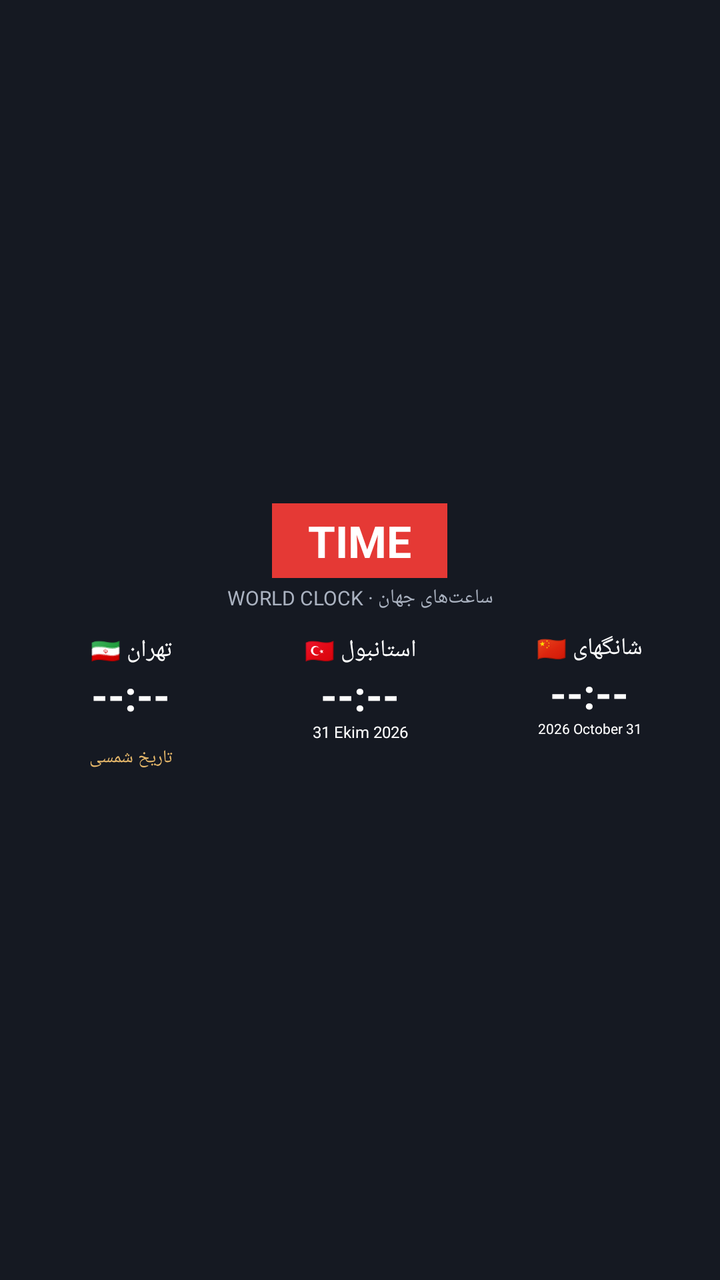
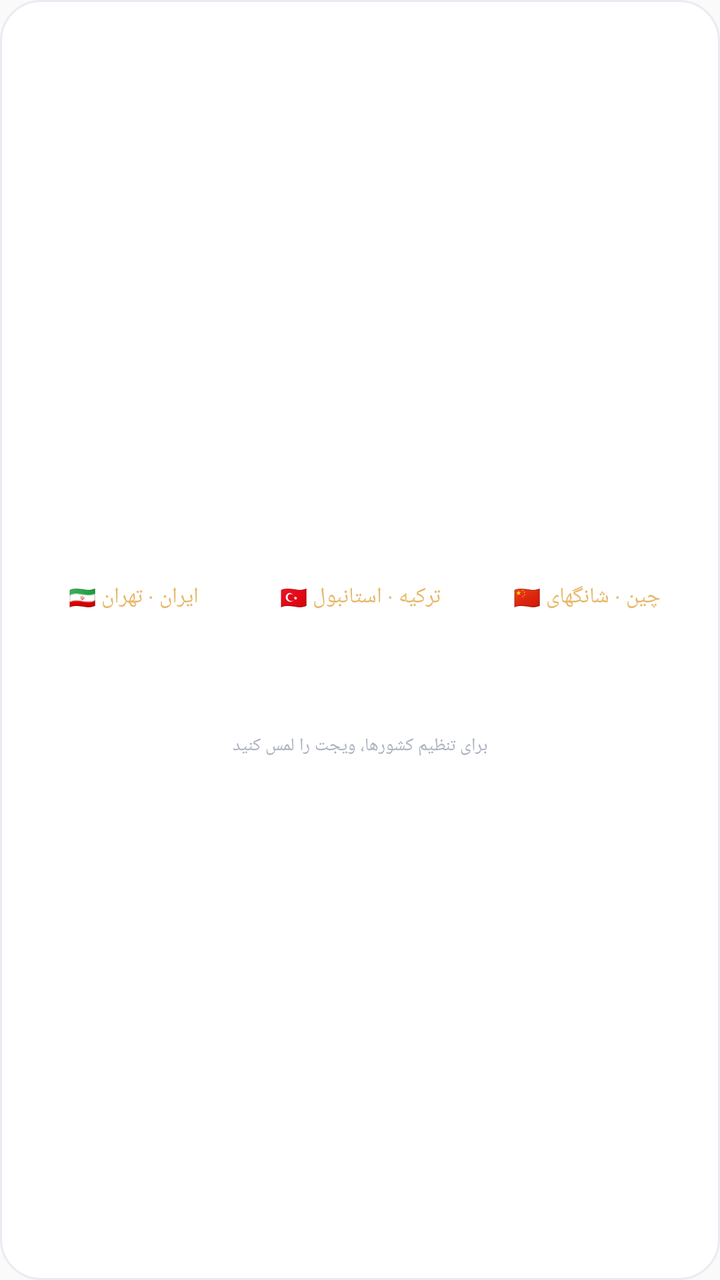

An Android layout rendered at two revisions. The XML below is the earlier revision; the diff shows what the commit changed to produce the second picture.
<!-- AndroidManifest.xml: application theme android:Theme.Material.Light.NoActionBar -->
<!-- res/layout/world_clock_widget.xml -->
<LinearLayout xmlns:android="http://schemas.android.com/apk/res/android"
    android:layout_width="match_parent"
    android:layout_height="match_parent"
    android:orientation="vertical"
    android:gravity="center"
    android:background="#151922"
    android:padding="8dp">

    <TextView
        android:layout_width="wrap_content"
        android:layout_height="wrap_content"
        android:text="TIME"
        android:textColor="#FFFFFF"
        android:textSize="22sp"
        android:textStyle="bold"
        android:background="#E53935"
        android:paddingLeft="18dp"
        android:paddingRight="18dp"
        android:paddingTop="4dp"
        android:paddingBottom="4dp"
        android:gravity="center" />

    <TextView
        android:layout_width="match_parent"
        android:layout_height="wrap_content"
        android:text="WORLD CLOCK · ساعت‌های جهان"
        android:textColor="#AAB2C0"
        android:textSize="10sp"
        android:gravity="center"
        android:layout_marginTop="3dp"
        android:layout_marginBottom="8dp" />

    <LinearLayout
        android:layout_width="match_parent"
        android:layout_height="wrap_content"
        android:orientation="horizontal"
        android:weightSum="3">

        <include layout="@layout/city_tehran" />
        <include layout="@layout/city_istanbul" />
        <include layout="@layout/city_shanghai" />

    </LinearLayout>

</LinearLayout>
<!-- res/layout/city_tehran.xml (included above) -->
<LinearLayout xmlns:android="http://schemas.android.com/apk/res/android"
    android:layout_width="0dp"
    android:layout_height="wrap_content"
    android:layout_weight="1"
    android:orientation="vertical"
    android:gravity="center"
    android:padding="3dp">

    <TextView
        android:id="@+id/name_tehran"
        android:layout_width="match_parent"
        android:layout_height="wrap_content"
        android:text="🇮🇷 تهران"
        android:textColor="#FFFFFF"
        android:textSize="12sp"
        android:gravity="center" />

    <TextView
        android:id="@+id/time_tehran"
        android:layout_width="match_parent"
        android:layout_height="wrap_content"
        android:text="--:--"
        android:textColor="#FFFFFF"
        android:textSize="21sp"
        android:textStyle="bold"
        android:gravity="center"
        android:singleLine="true" />

    <TextView
        android:id="@+id/greg_tehran"
        android:layout_width="match_parent"
        android:layout_height="wrap_content"
        android:text=""
        android:textColor="#AAB2C0"
        android:textSize="8sp"
        android:gravity="center"
        android:singleLine="true" />

    <TextView
        android:id="@+id/jalali_tehran"
        android:layout_width="match_parent"
        android:layout_height="wrap_content"
        android:text="تاریخ شمسی"
        android:textColor="#E7B96B"
        android:textSize="9sp"
        android:gravity="center"
        android:singleLine="true" />
</LinearLayout>
<!-- res/layout/city_istanbul.xml (included above) -->
<LinearLayout xmlns:android="http://schemas.android.com/apk/res/android"
    android:layout_width="0dp"
    android:layout_height="wrap_content"
    android:layout_weight="1"
    android:orientation="vertical"
    android:gravity="center"
    android:padding="3dp">

    <TextView
        android:id="@+id/name_istanbul"
        android:layout_width="match_parent"
        android:layout_height="wrap_content"
        android:text="🇹🇷 استانبول"
        android:textColor="#FFFFFF"
        android:textSize="12sp"
        android:gravity="center" />

    <TextView
        android:id="@+id/time_istanbul"
        android:layout_width="match_parent"
        android:layout_height="wrap_content"
        android:text="--:--"
        android:textColor="#FFFFFF"
        android:textSize="21sp"
        android:textStyle="bold"
        android:gravity="center"
        android:singleLine="true" />

    <TextView
        android:id="@+id/greg_istanbul"
        android:layout_width="match_parent"
        android:layout_height="wrap_content"
        android:text="31 Ekim 2026"
        android:textColor="#FFFFFF"
        android:textSize="8sp"
        android:gravity="center"
        android:singleLine="true"
        android:includeFontPadding="false" />

    <TextView
        android:id="@+id/jalali_istanbul"
        android:layout_width="match_parent"
        android:layout_height="wrap_content"
        android:text=""
        android:textSize="8sp"
        android:gravity="center" />
</LinearLayout>
<!-- res/layout/city_shanghai.xml (included above) -->
<LinearLayout xmlns:android="http://schemas.android.com/apk/res/android"
    android:layout_width="0dp"
    android:layout_height="wrap_content"
    android:layout_weight="1"
    android:orientation="vertical"
    android:gravity="center"
    android:padding="2dp">

    <TextView
        android:id="@+id/name_shanghai"
        android:layout_width="match_parent"
        android:layout_height="wrap_content"
        android:text="🇨🇳 شانگهای"
        android:textColor="#FFFFFF"
        android:textSize="12sp"
        android:gravity="center" />

    <TextView
        android:id="@+id/time_shanghai"
        android:layout_width="match_parent"
        android:layout_height="wrap_content"
        android:text="--:--"
        android:textColor="#FFFFFF"
        android:textSize="21sp"
        android:textStyle="bold"
        android:gravity="center"
        android:singleLine="true" />

    <TextView
        android:id="@+id/greg_shanghai"
        android:layout_width="match_parent"
        android:layout_height="wrap_content"
        android:text="2026 October 31"
        android:textColor="#FFFFFF"
        android:textSize="7sp"
        android:gravity="center"
        android:singleLine="true"
        android:includeFontPadding="false" />

    <TextView
        android:id="@+id/jalali_shanghai"
        android:layout_width="match_parent"
        android:layout_height="wrap_content"
        android:text=""
        android:textSize="8sp"
        android:gravity="center" />
</LinearLayout>
<!-- resources referenced by this layout -->
<resources>

</resources>

<!-- the commit's change to res/layout/world_clock_widget.xml (unified diff, before → after) -->
@@ -1,190 +1,44 @@
+<?xml version="1.0" encoding="utf-8"?>
 <LinearLayout xmlns:android="http://schemas.android.com/apk/res/android"
+    android:id="@+id/widget_root"
     android:layout_width="match_parent"
     android:layout_height="match_parent"
     android:orientation="vertical"
     android:gravity="center"
-    android:background="#151922"
-    android:padding="8dp">
-
+    android:background="@drawable/widget_bg"
+    android:padding="10dp">
     <TextView
         android:layout_width="wrap_content"
         android:layout_height="wrap_content"
-        android:text="TIME"
+        android:text="WORLD CLOCK · ساعت جهانی"
         android:textColor="#FFFFFF"
-        android:textSize="22sp"
+        android:textSize="15sp"
         android:textStyle="bold"
-        android:background="#E53935"
-        android:paddingLeft="18dp"
-        android:paddingRight="18dp"
-        android:paddingTop="4dp"
-        android:paddingBottom="4dp"
-        android:gravity="center" />
-
-    <TextView
-        android:layout_width="match_parent"
-        android:layout_height="wrap_content"
-        android:text="WORLD CLOCK · ساعت‌های جهان"
-        android:textColor="#AAB2C0"
-        android:textSize="10sp"
         android:gravity="center"
-        android:layout_marginTop="3dp"
-        android:layout_marginBottom="8dp" />
-
+        android:paddingBottom="7dp"/>
     <LinearLayout
         android:layout_width="match_parent"
         android:layout_height="wrap_content"
         android:orientation="horizontal"
         android:weightSum="3">
-
-        <include layout="@layout/city_tehran" />
-        <include layout="@layout/city_istanbul" />
-        <include layout="@layout/city_shanghai" />
-
+        <LinearLayout android:layout_width="0dp" android:layout_height="wrap_content" android:layout_weight="1" android:orientation="vertical" android:gravity="center" android:padding="3dp">
+            <TextView android:id="@+id/city_name_1" android:layout_width="match_parent" android:layout_height="wrap_content" android:text="🇮🇷 ایران · تهران" android:textColor="#E7B96B" android:textSize="11sp" android:gravity="center" android:maxLines="1"/>
+            <TextView android:id="@+id/city_time_1" android:layout_width="match_parent" android:layout_height="wrap_content" android:text="--:--" android:textColor="#FFFFFF" android:textSize="22sp" android:textStyle="bold" android:gravity="center"/>
+            <TextView android:id="@+id/city_date_1" android:layout_width="match_parent" android:layout_height="wrap_content" android:text=" " android:textColor="#FFFFFF" android:textSize="9sp" android:gravity="center" android:maxLines="2"/>
+            <TextView android:id="@+id/city_zone_1" android:layout_width="match_parent" android:layout_height="wrap_content" android:text=" " android:textColor="#AAB2C0" android:textSize="8sp" android:gravity="center"/>
+        </LinearLayout>
+        <LinearLayout android:layout_width="0dp" android:layout_height="wrap_content" android:layout_weight="1" android:orientation="vertical" android:gravity="center" android:padding="3dp">
+            <TextView android:id="@+id/city_name_2" android:layout_width="match_parent" android:layout_height="wrap_content" android:text="🇹🇷 ترکیه · استانبول" android:textColor="#E7B96B" android:textSize="11sp" android:gravity="center" android:maxLines="1"/>
+            <TextView android:id="@+id/city_time_2" android:layout_width="match_parent" android:layout_height="wrap_content" android:text="--:--" android:textColor="#FFFFFF" android:textSize="22sp" android:textStyle="bold" android:gravity="center"/>
+            <TextView android:id="@+id/city_date_2" android:layout_width="match_parent" android:layout_height="wrap_content" android:text=" " android:textColor="#FFFFFF" android:textSize="9sp" android:gravity="center" android:maxLines="2"/>
+            <TextView android:id="@+id/city_zone_2" android:layout_width="match_parent" android:layout_height="wrap_content" android:text=" " android:textColor="#AAB2C0" android:textSize="8sp" android:gravity="center"/>
+        </LinearLayout>
+        <LinearLayout android:layout_width="0dp" android:layout_height="wrap_content" android:layout_weight="1" android:orientation="vertical" android:gravity="center" android:padding="3dp">
+            <TextView android:id="@+id/city_name_3" android:layout_width="match_parent" android:layout_height="wrap_content" android:text="🇨🇳 چین · شانگهای" android:textColor="#E7B96B" android:textSize="11sp" android:gravity="center" android:maxLines="1"/>
+            <TextView android:id="@+id/city_time_3" android:layout_width="match_parent" android:layout_height="wrap_content" android:text="--:--" android:textColor="#FFFFFF" android:textSize="22sp" android:textStyle="bold" android:gravity="center"/>
+            <TextView android:id="@+id/city_date_3" android:layout_width="match_parent" android:layout_height="wrap_content" android:text=" " android:textColor="#FFFFFF" android:textSize="9sp" android:gravity="center" android:maxLines="2"/>
+            <TextView android:id="@+id/city_zone_3" android:layout_width="match_parent" android:layout_height="wrap_content" android:text=" " android:textColor="#AAB2C0" android:textSize="8sp" android:gravity="center"/>
+        </LinearLayout>
     </LinearLayout>
-
+    <TextView android:layout_width="wrap_content" android:layout_height="wrap_content" android:text="برای تنظیم کشورها، ویجت را لمس کنید" android:textColor="#AAB2C0" android:textSize="9sp" android:gravity="center" android:paddingTop="5dp"/>
 </LinearLayout>
-<!-- res/layout/city_tehran.xml (included above) -->
-<LinearLayout xmlns:android="http://schemas.android.com/apk/res/android"
-    android:layout_width="0dp"
-    android:layout_height="wrap_content"
-    android:layout_weight="1"
-    android:orientation="vertical"
-    android:gravity="center"
-    android:padding="3dp">
-
-    <TextView
-        android:id="@+id/name_tehran"
-        android:layout_width="match_parent"
-        android:layout_height="wrap_content"
-        android:text="🇮🇷 تهران"
-        android:textColor="#FFFFFF"
-        android:textSize="12sp"
-        android:gravity="center" />
-
-    <TextView
-        android:id="@+id/time_tehran"
-        android:layout_width="match_parent"
-        android:layout_height="wrap_content"
-        android:text="--:--"
-        android:textColor="#FFFFFF"
-        android:textSize="21sp"
-        android:textStyle="bold"
-        android:gravity="center"
-        android:singleLine="true" />
-
-    <TextView
-        android:id="@+id/greg_tehran"
-        android:layout_width="match_parent"
-        android:layout_height="wrap_content"
-        android:text=""
-        android:textColor="#AAB2C0"
-        android:textSize="8sp"
-        android:gravity="center"
-        android:singleLine="true" />
-
-    <TextView
-        android:id="@+id/jalali_tehran"
-        android:layout_width="match_parent"
-        android:layout_height="wrap_content"
-        android:text="تاریخ شمسی"
-        android:textColor="#E7B96B"
-        android:textSize="9sp"
-        android:gravity="center"
-        android:singleLine="true" />
-</LinearLayout>
-<!-- res/layout/city_istanbul.xml (included above) -->
-<LinearLayout xmlns:android="http://schemas.android.com/apk/res/android"
-    android:layout_width="0dp"
-    android:layout_height="wrap_content"
-    android:layout_weight="1"
-    android:orientation="vertical"
-    android:gravity="center"
-    android:padding="3dp">
-
-    <TextView
-        android:id="@+id/name_istanbul"
-        android:layout_width="match_parent"
-        android:layout_height="wrap_content"
-        android:text="🇹🇷 استانبول"
-        android:textColor="#FFFFFF"
-        android:textSize="12sp"
-        android:gravity="center" />
-
-    <TextView
-        android:id="@+id/time_istanbul"
-        android:layout_width="match_parent"
-        android:layout_height="wrap_content"
-        android:text="--:--"
-        android:textColor="#FFFFFF"
-        android:textSize="21sp"
-        android:textStyle="bold"
-        android:gravity="center"
-        android:singleLine="true" />
-
-    <TextView
-        android:id="@+id/greg_istanbul"
-        android:layout_width="match_parent"
-        android:layout_height="wrap_content"
-        android:text="31 Ekim 2026"
-        android:textColor="#FFFFFF"
-        android:textSize="8sp"
-        android:gravity="center"
-        android:singleLine="true"
-        android:includeFontPadding="false" />
-
-    <TextView
-        android:id="@+id/jalali_istanbul"
-        android:layout_width="match_parent"
-        android:layout_height="wrap_content"
-        android:text=""
-        android:textSize="8sp"
-        android:gravity="center" />
-</LinearLayout>
-<!-- res/layout/city_shanghai.xml (included above) -->
-<LinearLayout xmlns:android="http://schemas.android.com/apk/res/android"
-    android:layout_width="0dp"
-    android:layout_height="wrap_content"
-    android:layout_weight="1"
-    android:orientation="vertical"
-    android:gravity="center"
-    android:padding="2dp">
-
-    <TextView
-        android:id="@+id/name_shanghai"
-        android:layout_width="match_parent"
-        android:layout_height="wrap_content"
-        android:text="🇨🇳 شانگهای"
-        android:textColor="#FFFFFF"
-        android:textSize="12sp"
-        android:gravity="center" />
-
-    <TextView
-        android:id="@+id/time_shanghai"
-        android:layout_width="match_parent"
-        android:layout_height="wrap_content"
-        android:text="--:--"
-        android:textColor="#FFFFFF"
-        android:textSize="21sp"
-        android:textStyle="bold"
-        android:gravity="center"
-        android:singleLine="true" />
-
-    <TextView
-        android:id="@+id/greg_shanghai"
-        android:layout_width="match_parent"
-        android:layout_height="wrap_content"
-        android:text="2026 October 31"
-        android:textColor="#FFFFFF"
-        android:textSize="7sp"
-        android:gravity="center"
-        android:singleLine="true"
-        android:includeFontPadding="false" />
-
-    <TextView
-        android:id="@+id/jalali_shanghai"
-        android:layout_width="match_parent"
-        android:layout_height="wrap_content"
-        android:text=""
-        android:textSize="8sp"
-        android:gravity="center" />
-</LinearLayout>
<!-- resource entries referenced after the edit -->
@@ -1,5 +1,10 @@
 <!-- resources referenced by this layout -->
 <resources>
-
+  <!-- drawable widget_bg (drawable) -->
+  <shape xmlns:android="http://schemas.android.com/apk/res/android">
+  <solid android:color="#FFFFFF"/>
+  <corners android:radius="20dp"/>
+  <stroke android:width="1dp" android:color="#E8ECF2"/>
+  </shape>
 </resources>
 
